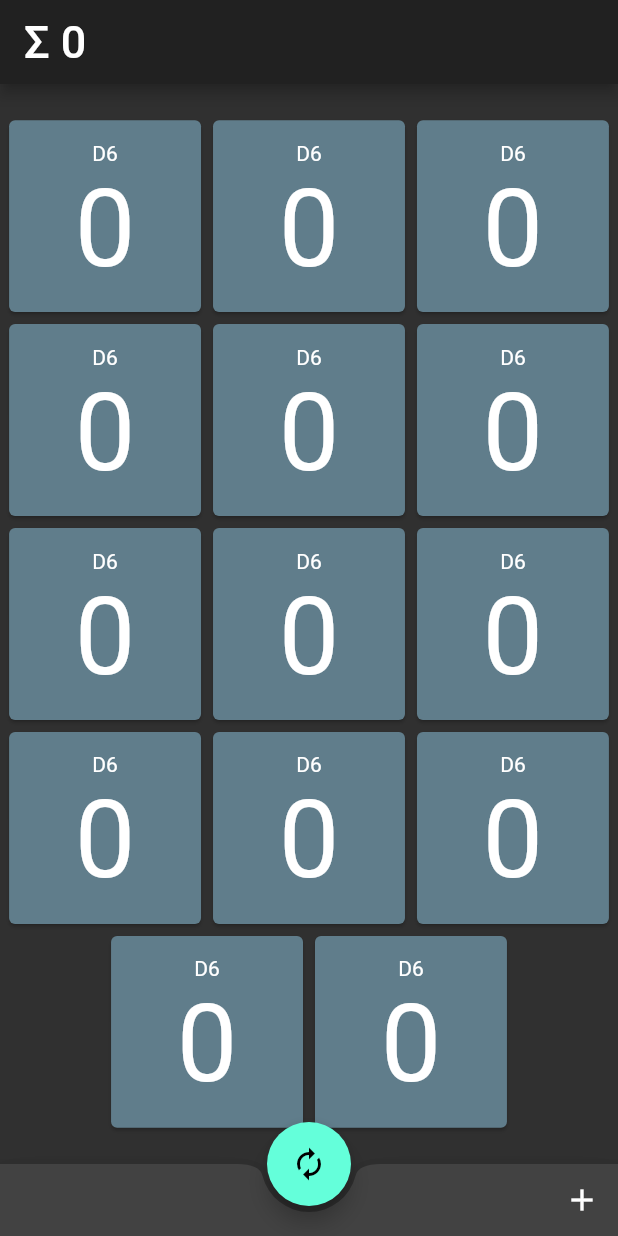
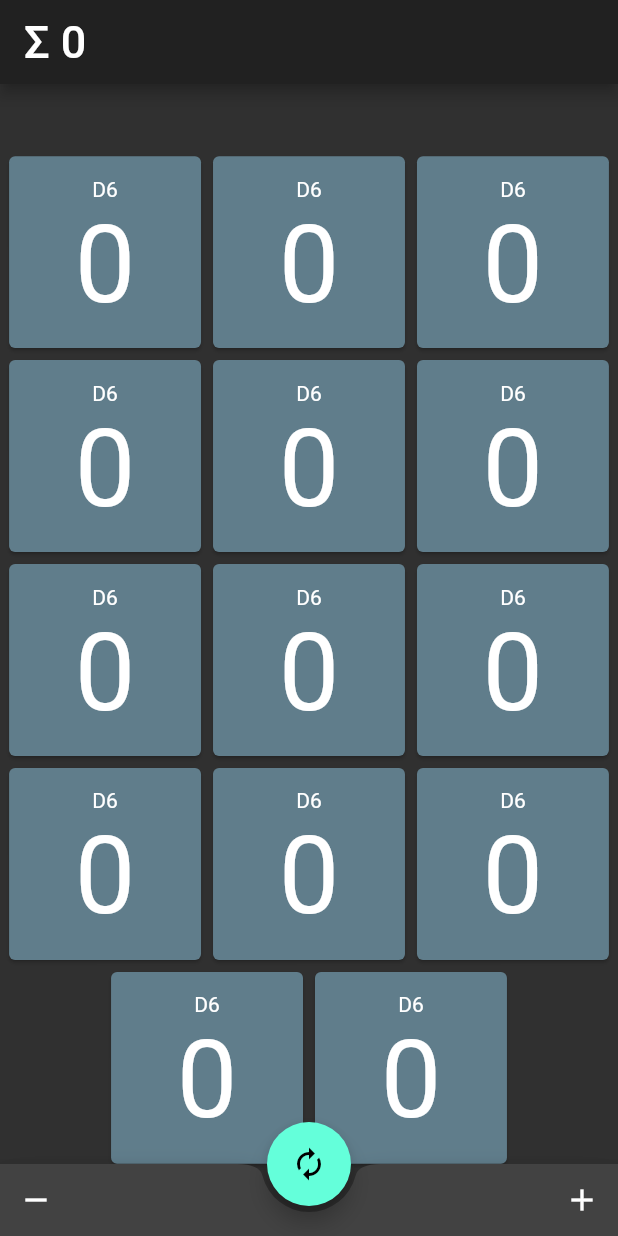
Before and after one commit to allmonty/dicer, a Flutter app: the screen it shows after launch, on a phone screen of 412 x 824 dp. Run offline on Flutter 3.47's test engine with Material 2 defaults, Android fonts, the phone set to English and light mode, and no system bars.

Commit message:
bottom app bar with transparent notch

```diff
--- a/lib/main.dart
+++ b/lib/main.dart
@@ -33,6 +33,7 @@ class MyHomePage extends StatelessWidget {
         ChangeNotifierProvider(create: (context) => ResultModel()),
       ],
       child: Scaffold(
+        extendBody: true,
         appBar: AppBar(
           title: BoardResult(),
         ),
@@ -43,8 +44,12 @@ class MyHomePage extends StatelessWidget {
           shape: const CircularNotchedRectangle(),
           child: new Row(
             mainAxisSize: MainAxisSize.max,
-            mainAxisAlignment: MainAxisAlignment.end,
+            mainAxisAlignment: MainAxisAlignment.spaceBetween,
             children: <Widget>[
+              IconButton(
+                icon: Icon(Icons.remove),
+                onPressed: () {},
+              ),
               IconButton(
                 icon: Icon(Icons.add),
                 onPressed: () {},
```
